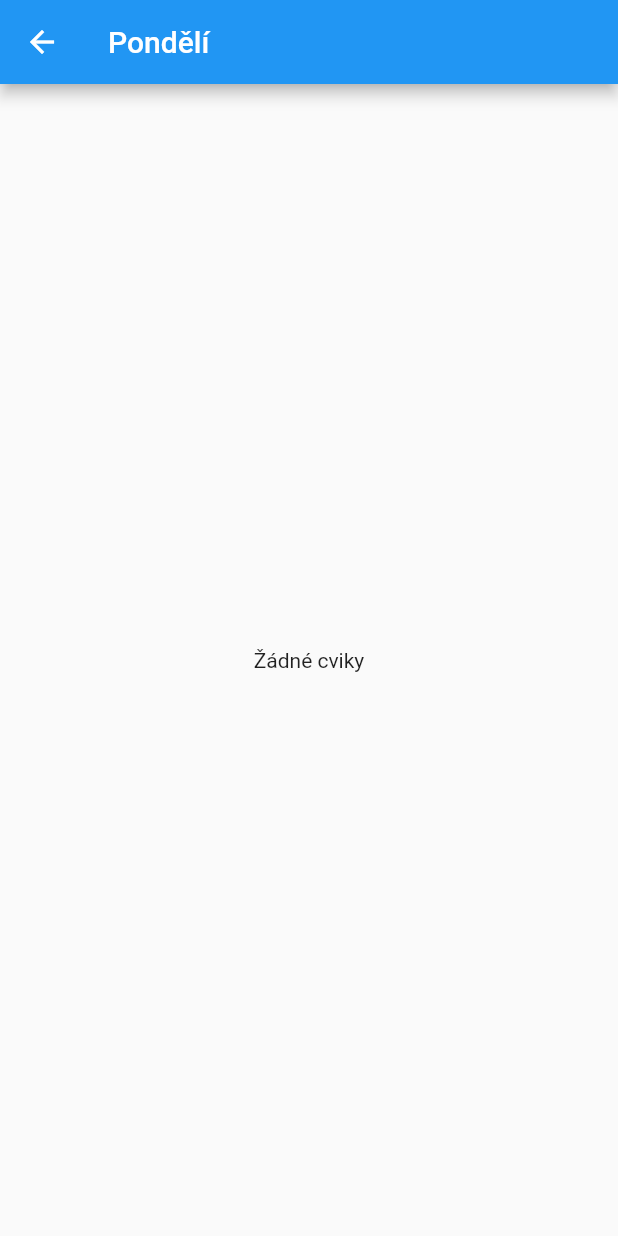
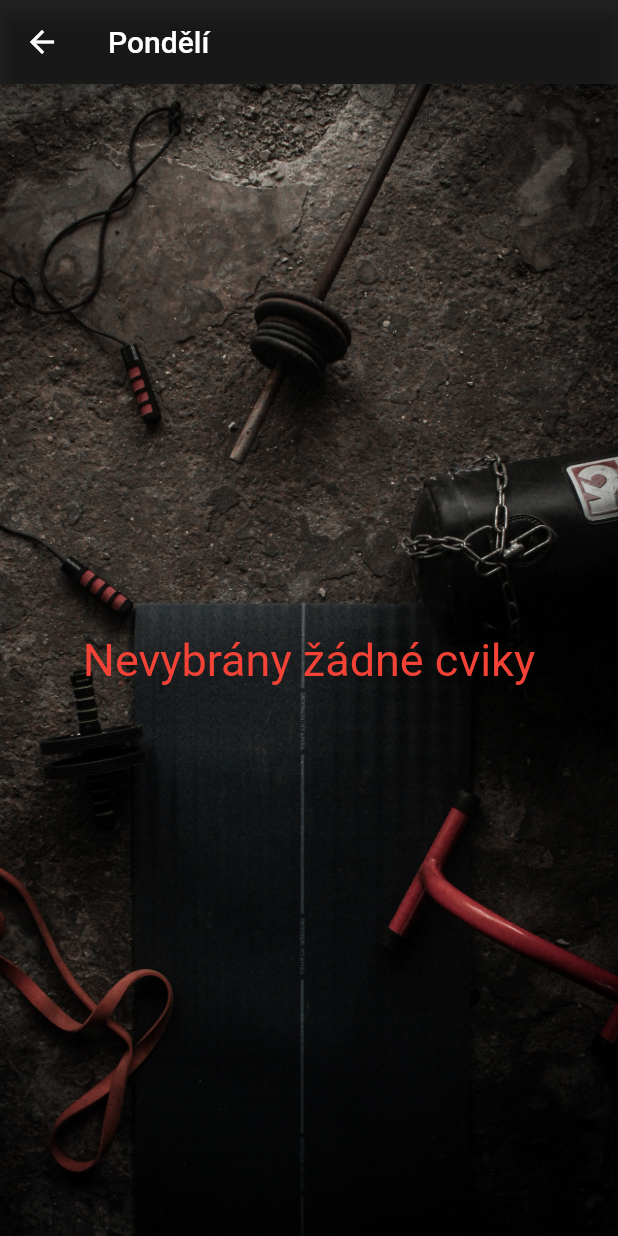
Before and after one commit to luklukass/todo, a Flutter app: the screen it shows after launch, after a tap on the "keyboard arrow right" icon, on a phone screen of 412 x 824 dp. Run offline on Flutter 3.47's test engine with Material 2 defaults, Android fonts, the phone set to English and light mode, and no system bars.

Commit message:
final version with UI

```diff
--- a/lib/main.dart
+++ b/lib/main.dart
@@ -17,7 +17,6 @@ class MyApp extends StatelessWidget {
   Widget build(BuildContext context) {
     return MaterialApp(
       title: 'Training Planner',
-      theme: ThemeData(),
       debugShowCheckedModeBanner: false,
       routes: {
         '/': (context) => HomePage(),
--- a/lib/page/days.dart
+++ b/lib/page/days.dart
@@ -92,18 +92,35 @@ class _TrainingPlannerState extends State<TrainingPlanner> {
   Widget build(BuildContext context) {
     return Scaffold(
       appBar: AppBar(
+        backgroundColor:Colors.black87,
         title: Text('Plánovač tréninku'),
       ),
-      body: ListView.builder(
+      body: Container(
+        decoration: const BoxDecoration(
+        image: DecorationImage(
+          image: AssetImage('assets/vybaveni.jpg'), // Replace with your image file path
+          fit: BoxFit.cover,
+        ),
+      ),
+        child: ListView.builder(
+
           itemCount: 7, // one for each day of the week
           itemBuilder: (BuildContext context, int index) => ListTile(
-          title: Text(_getDayOfWeek(index+ 1)),
-          subtitle: Text('Vyber si cvik'),
+            title: Text(_getDayOfWeek(index+ 1),
+                style: TextStyle(color: Colors.yellowAccent,
+                fontWeight: FontWeight.bold,
+                fontSize: 23)),
+            subtitle: Text('Vyber si cvik',
+                style: TextStyle(color: Colors.deepOrangeAccent,
+                fontWeight: FontWeight.w500,
+                fontSize: 15)),
             trailing: Row(
               mainAxisSize: MainAxisSize.min,
               children: [
                 IconButton(
-                icon: Icon(Icons.keyboard_arrow_right),
+                  icon: Icon(Icons.keyboard_arrow_right,
+                    color: Colors.redAccent, // set the icon color to blue
+                    size: 30,),
                   onPressed: () {
                     Navigator.of(context).push(
                       MaterialPageRoute(
@@ -117,7 +134,9 @@ class _TrainingPlannerState extends State<TrainingPlanner> {
                   },
                 ),
                 IconButton(
-                icon: Icon(Icons.add),
+                  icon: Icon(Icons.add,
+                    color: Colors.redAccent, // set the icon color to blue
+                    size: 30),
                   onPressed: () {
                     showDialog(
                       context: context,
@@ -195,6 +214,7 @@ class _TrainingPlannerState extends State<TrainingPlanner> {
             ),
           ),
         ),
+      ),
     );
   }
 }
--- a/lib/page/home.dart
+++ b/lib/page/home.dart
@@ -1,6 +1,4 @@
 import 'package:flutter/material.dart';
-import 'package:todo/page/training.dart';
-
 import 'days.dart';
 
 class HomePage extends StatefulWidget {
@@ -9,18 +7,12 @@ class HomePage extends StatefulWidget {
 }
 
 class _HomePageState extends State<HomePage> {
-  int _selectedIndex = 0;
-
-  void _onDaySelected(int index) {
-    setState(() {
-      _selectedIndex = index;
-    });
-  }
-
   @override
   Widget build(BuildContext context) {
-    return Container(
-      child: TrainingPlanner(),
+    return Scaffold(
+      body: Container(
+        child: TrainingPlanner(),
+      ),
     );
   }
 }
--- a/lib/page/training.dart
+++ b/lib/page/training.dart
@@ -49,15 +49,27 @@ class _SavedExercisesState extends State<SavedExercises> {
   Widget build(BuildContext context) {
     return Scaffold(
       appBar: AppBar(
+        backgroundColor:Colors.black87,
         title: Text(widget.dayOfWeek),
       ),
-      body: _selectedExercises == null
+      body: Container(
+        decoration: const BoxDecoration(
+          image: DecorationImage(
+            image: AssetImage('assets/vybaveni.jpg'), // Replace with your image file path
+            fit: BoxFit.cover,
+          ),
+        ),
+        child: _selectedExercises == null
             ? Center(
                 child: CircularProgressIndicator(),
                )
             : _selectedExercises.isEmpty
             ? Center(
-        child: Text('Žádné cviky'),
+              child: Text('Nevybrány žádné cviky',
+                style: TextStyle(
+                  fontSize: 30,
+                  color: Colors.red,
+                ),),
                )
             : ListView.builder(
           itemCount: _selectedExercises['selectedExercises'].length,
@@ -65,10 +77,19 @@ class _SavedExercisesState extends State<SavedExercises> {
             final exercise = _selectedExercises['selectedExercises'][index];
 
             return ListTile(
-            title: Text('${exercise['name']} '),
+              title: Text('${exercise['name']} ',
+                style: TextStyle(
+                  fontWeight: FontWeight.bold,
+                  color: Colors.greenAccent,
+                  fontSize: 20,
+                ),
+              textAlign: TextAlign.center,),
               subtitle: Row(
                 children: [
-                Text('opakování: '),
+                  Text('opakování: ',
+                    style: TextStyle(
+                  color: Colors.white,
+                     ),),
                   Flexible(
                     child: TextField(
                       controller: TextEditingController(text: exercise['repetitions']),
@@ -78,10 +99,18 @@ class _SavedExercisesState extends State<SavedExercises> {
                           _saveSelectedExercises();
                         });
                       },
+                      style: TextStyle(
+                        color: Colors.redAccent,
+                          fontSize: 20,
+                          fontWeight: FontWeight.bold
+                      ),
                     ),
                   ),
                   SizedBox(width: 10),
-                Text('čas: '),
+                  Text('čas: ',
+                    style: TextStyle(
+                      color: Colors.white,
+                    ),),
                   Flexible(
                     child: TextField(
                       controller: TextEditingController(text: exercise['time']),
@@ -91,10 +120,18 @@ class _SavedExercisesState extends State<SavedExercises> {
                           _saveSelectedExercises();
                         });
                       },
+                      style: TextStyle(
+                        color: Colors.redAccent,
+                          fontSize: 20,
+                          fontWeight: FontWeight.bold
+                      ),
                     ),
                   ),
                   SizedBox(width: 10),
-                Text('série: '),
+                  Text('série: ',
+                    style: TextStyle(
+                      color: Colors.white,
+                    ),),
                   Flexible(
                     child: TextField(
                       controller: TextEditingController(text: exercise['series']),
@@ -104,6 +141,11 @@ class _SavedExercisesState extends State<SavedExercises> {
                           _saveSelectedExercises();
                         });
                       },
+                      style: TextStyle(
+                        color: Colors.redAccent,
+                        fontSize: 20,
+                        fontWeight: FontWeight.bold
+                      ),
                     ),
                   ),
                 ],
@@ -111,6 +153,7 @@ class _SavedExercisesState extends State<SavedExercises> {
             );
           },
         ),
+      ),
     );
   }
 }
--- a/pubspec.yaml
+++ b/pubspec.yaml
@@ -59,11 +59,10 @@ flutter:
   # the material Icons class.
   uses-material-design: true
 
-  # To add assets to your application, add an assets section, like this:
+  #   - images/a_dot_ham.jpeg
+
   assets:
     - assets/
-  #   - images/a_dot_ham.jpeg
-
   # An image asset can refer to one or more resolution-specific "variants", see
   # https://flutter.dev/assets-and-images/#resolution-aware
 
```
Also changed, not shown: assets/vybaveni.jpg (added), assets/vybaveni1.jpg (deleted), assets/vybaveni2.jpg (deleted), assets/vybaveni3.jpg (deleted), assets/vybaveni4.jpg (deleted). Lines whose indentation alone changed are shown as unchanged.
